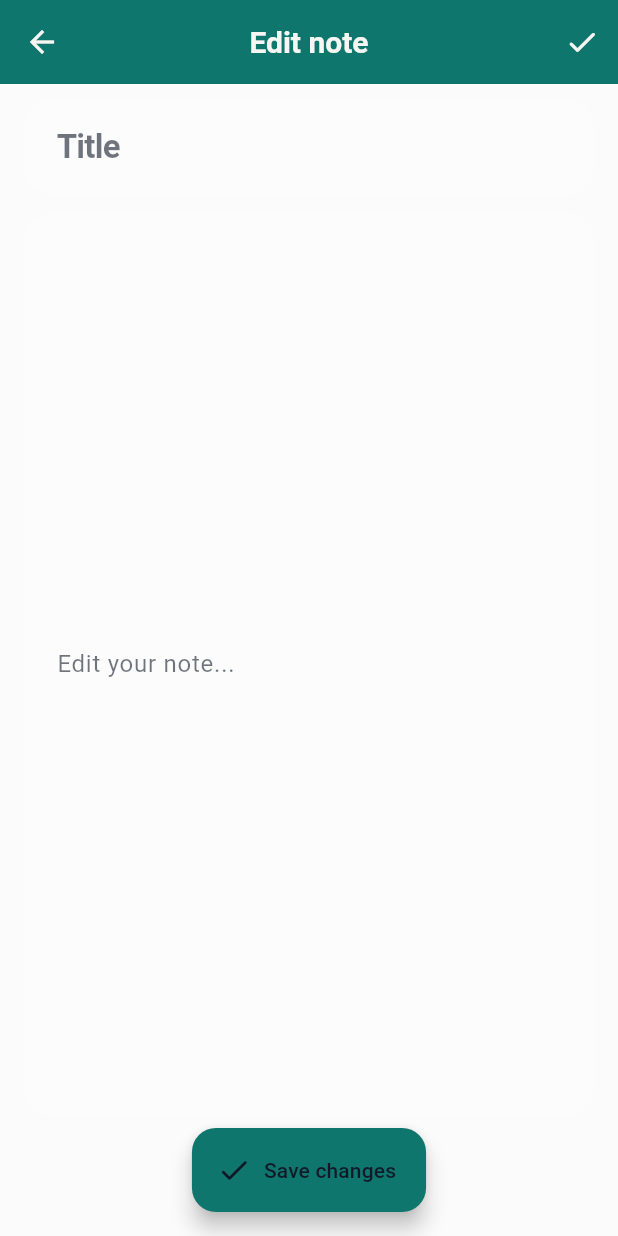
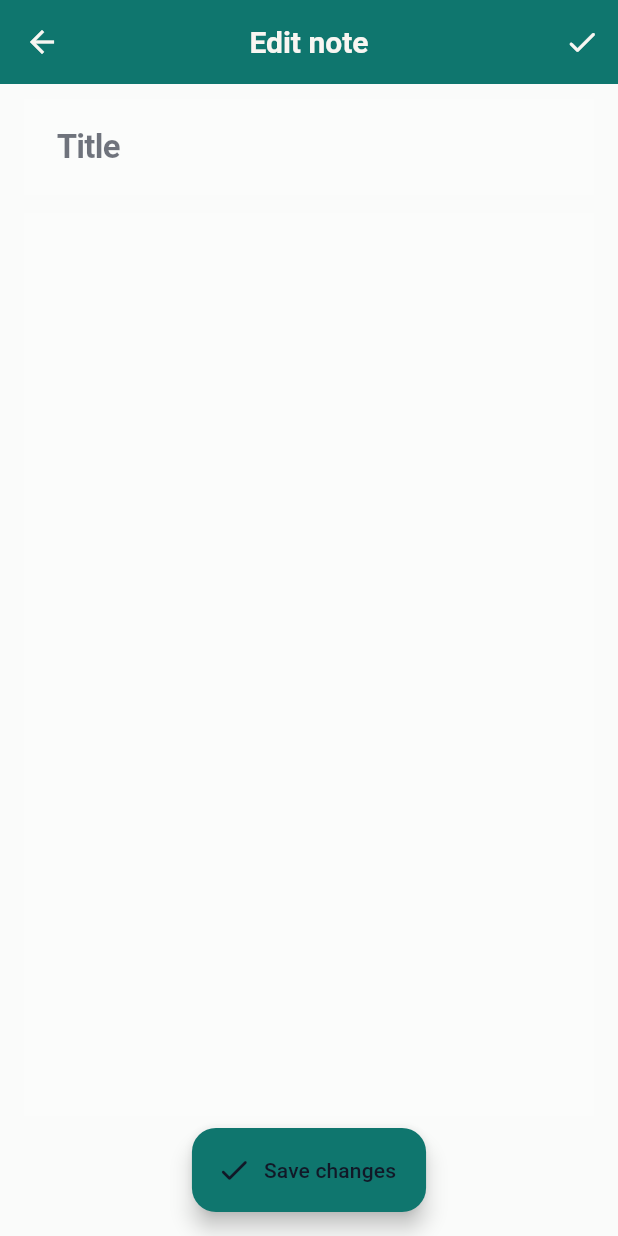
Before and after one commit to JunkayTech/LitePad, a Flutter app: the EditNoteScreen screen opened directly with empty values, on a phone screen of 412 x 824 dp. Run offline on Flutter 3.47's test engine with Material 3 defaults, Android fonts, the phone set to English and light mode, and no system bars; our stand-ins replace flutter_tts, image_picker, package_info_plus, share_plus, shared_preferences, speech_to_text; missing offline and left inert: docx_template; accounts and stored records are empty.

Commit message:
Refactor EditNoteScreen for improved UX
Removed placeholder text from content field and adjusted decoration for a notepad-like appearance.

```diff
--- a/lib/screens/edit_note_screen.dart
+++ b/lib/screens/edit_note_screen.dart
@@ -40,7 +40,7 @@ class _EditNoteScreenState extends State<EditNoteScreen> {
               await service.updateNote(
                 widget.note,
                 title: _titleCtrl.text,
-                content: _contentCtrl.text,
+                content: _contentCtrl.text, // 👈 no trim, preserves spaces
               );
               if (mounted) Navigator.pop(context);
             },
@@ -60,7 +60,7 @@ class _EditNoteScreenState extends State<EditNoteScreen> {
             Expanded(
               child: _GlassField(
                 controller: _contentCtrl,
-                hint: 'Edit your note...',
+                hint: '', // 👈 remove "Edit your note..." placeholder
                 style: Theme.of(context).textTheme.bodyLarge,
                 maxLines: null,
                 expands: true,
@@ -77,7 +77,7 @@ class _EditNoteScreenState extends State<EditNoteScreen> {
           await service.updateNote(
             widget.note,
             title: _titleCtrl.text,
-            content: _contentCtrl.text,
+            content: _contentCtrl.text, // 👈 preserves raw spaces
           );
           if (mounted) Navigator.pop(context);
         },
@@ -110,13 +110,12 @@ class _GlassField extends StatelessWidget {
       controller: controller,
       maxLines: maxLines,
       expands: expands,
+      keyboardType: TextInputType.multiline, // 👈 behaves like notepad
       decoration: InputDecoration(
-        hintText: hint,
+        hintText: hint, // now empty string for content field
+        border: InputBorder.none, // 👈 no borders, plain sheet look
         filled: true,
         fillColor: isDark ? const Color(0x22171822) : const Color(0x22FFFFFF),
-        border: OutlineInputBorder(
-            borderRadius: BorderRadius.circular(18),
-            borderSide: BorderSide.none),
         contentPadding: const EdgeInsets.all(18),
       ),
       style: style,
```
